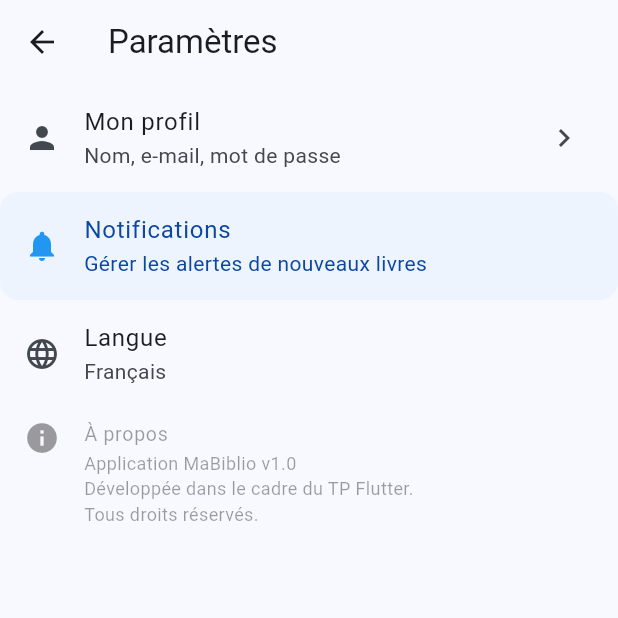
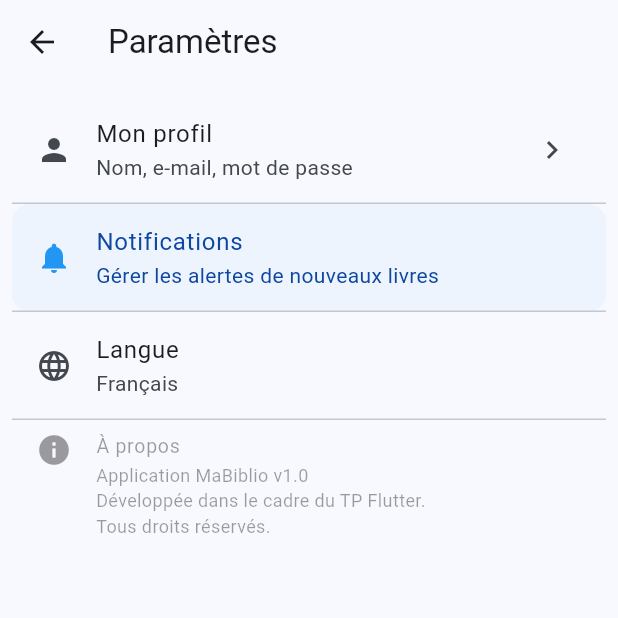
Before and after one commit to fersahar/my_biblio, a Flutter app: the screen it shows after launch, after a tap on the "settings" icon, on a phone screen of 412 x 824 dp, the top half of it. Run offline on Flutter 3.47's test engine with Material 3 defaults, Android fonts, the phone set to English and light mode, and no system bars.

Commit message:
Partie 02

```diff
--- a/lib/main.dart
+++ b/lib/main.dart
@@ -1,8 +1,10 @@
 
 import 'package:flutter/material.dart';
-import 'screens/parametres_screen.dart';
+
 import 'models/livre.dart';
 import 'data/livres_data.dart';
+import 'screens/parametres_screen.dart';
+import 'screens/catalogue_screen.dart';
 
 void main() {
   runApp(const MaBiblioApp());
@@ -17,13 +19,16 @@ class MaBiblioApp extends StatelessWidget {
       debugShowCheckedModeBanner: false,
       title: 'MaBiblio',
       theme: ThemeData(
-        colorScheme: ColorScheme.fromSeed(seedColor: Colors.blue),
+        colorScheme: ColorScheme.fromSeed(
+          seedColor: Colors.blue,
+        ),
         useMaterial3: true,
       ),
       home: const HomePage(),
     );
   }
 }
+
 Widget livreTile(Livre livre) {
   return ListTile(
     leading: CircleAvatar(
@@ -60,6 +65,21 @@ class HomePage extends StatelessWidget {
       appBar: AppBar(
         title: const Text('MaBiblio'),
         actions: [
+          // Bouton Catalogue
+          IconButton(
+            icon: const Icon(Icons.menu_book),
+            tooltip: 'Catalogue',
+            onPressed: () {
+              Navigator.push(
+                context,
+                MaterialPageRoute(
+                  builder: (context) => const CatalogueScreen(),
+                ),
+              );
+            },
+          ),
+
+
           IconButton(
             icon: const Icon(Icons.settings),
             tooltip: 'Paramètres',
@@ -74,12 +94,14 @@ class HomePage extends StatelessWidget {
           ),
         ],
       ),
+
+
       body: ListView(
-  children: livres
-      .take(3)
-      .map((livre) => livreTile(livre))
-      .toList(),
-),
+        children: livres
+            .take(3)
+            .map((livre) => livreTile(livre))
+            .toList(),
+      ),
     );
   }
 }
--- a/lib/screens/parametres_screen.dart
+++ b/lib/screens/parametres_screen.dart
@@ -1,3 +1,4 @@
+
 import 'package:flutter/material.dart';
 
 class ParametresScreen extends StatelessWidget {
@@ -9,25 +10,25 @@ class ParametresScreen extends StatelessWidget {
       appBar: AppBar(
         title: const Text('Paramètres'),
       ),
-      body: Column(
-        children: [
-          // Q1.1 & Q1.2 : ListTile Mon profil avec onTap et SnackBar
+      body: ListView(
+        padding: const EdgeInsets.all(8.0),
+        children: ListTile.divideTiles(
+          context: context,
+          tiles: [
             ListTile(
               leading: const Icon(Icons.person),
               title: const Text('Mon profil'),
               subtitle: const Text('Nom, e-mail, mot de passe'),
               trailing: const Icon(Icons.chevron_right),
               onTap: () {
-              // Effet d'encre (ripple effect) visible au clic grâce à onTap.
-              // Si on supprime onTap, l'effet d'encre disparaît et le clic ne fait plus rien.
                 ScaffoldMessenger.of(context).showSnackBar(
-                const SnackBar(content: Text('Profil sélectionné')),
+                  const SnackBar(
+                    content: Text('Profil sélectionné'),
+                  ),
                 );
               },
             ),
 
-          // Q1.3 : Notifications avec personnalisation (Q1.5)
-          // Q1.5 : tileColor, iconColor, textColor et forme arrondie
             ListTile(
               leading: const Icon(Icons.notifications),
               title: const Text('Notifications'),
@@ -41,29 +42,29 @@ class ParametresScreen extends StatelessWidget {
               onTap: () {},
             ),
 
-          // Q1.3 : Langue
             const ListTile(
               leading: Icon(Icons.language),
               title: Text('Langue'),
               subtitle: Text('Français'),
             ),
 
-          // Q1.3 & Q1.4 : À propos (tests dense, isThreeLine, enabled)
             const ListTile(
               leading: Icon(Icons.info),
               title: Text('À propos'),
-            // Q1.4 - Explications :
-            // - dense: true -> Réduit la hauteur verticale et la taille des textes/icônes (mode compact).
-            // - isThreeLine: true -> Réserve l'espace pour 3 lignes de texte (utile si subtitle est long).
-            // - enabled: false -> Grise le ListTile et désactive toute interaction (onTap inactif).
               subtitle: Text(
-              'Application MaBiblio v1.0\nDéveloppée dans le cadre du TP Flutter.\nTous droits réservés.',
+                'Application MaBiblio v1.0\n'
+                'Développée dans le cadre du TP Flutter.\n'
+                'Tous droits réservés.',
               ),
+
+              dense: true,
+
               isThreeLine: true,
-            dense: true,
+
               enabled: false,
             ),
           ],
+        ).toList(),
       ),
     );
   }
```
Also changed, not shown: lib/screens/catalogue_screen.dart (+88 -0 lines). Lines whose indentation alone changed are shown as unchanged.
